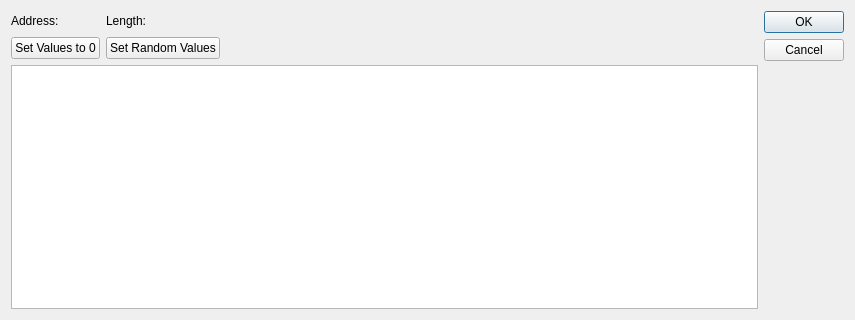
Before: the Qt Designer form omodscan/dialogs/dialogforcemultipleregisters.ui in sanny32/OpenModScan, drawn with Qt 5.
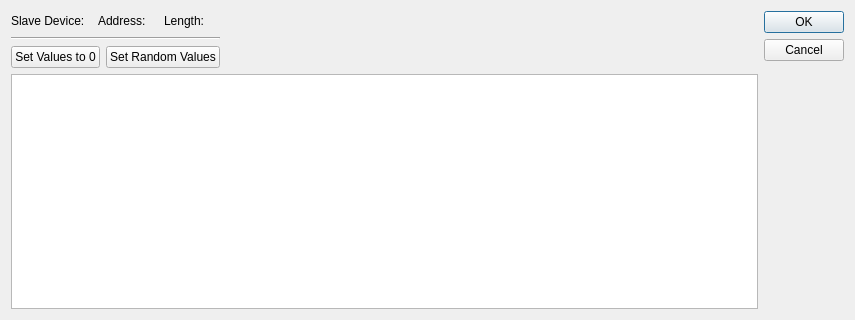
After: the same form once the commit is applied.

Patch:
```diff
--- a/omodscan/dialogs/dialogforcemultipleregisters.ui
+++ b/omodscan/dialogs/dialogforcemultipleregisters.ui
@@ -22,48 +22,35 @@
   <layout class="QHBoxLayout" name="horizontalLayout">
    <item>
     <layout class="QGridLayout" name="gridLayout">
-     <item row="1" column="1">
-      <widget class="QLabel" name="labelLength">
-       <property name="text">
-        <string>Length: </string>
+     <item row="0" column="0" colspan="3">
+      <layout class="QHBoxLayout" name="horizontalLayout_3">
+       <property name="spacing">
+        <number>10</number>
        </property>
-      </widget>
+       <item>
+        <widget class="QLabel" name="labelSlaveDevice">
+         <property name="text">
+          <string>Slave Device: </string>
+         </property>
+        </widget>
+       </item>
+       <item>
+        <widget class="QLabel" name="labelAddress">
+         <property name="text">
+          <string>Address: </string>
+         </property>
+        </widget>
+       </item>
+       <item>
+        <widget class="QLabel" name="labelLength">
+         <property name="text">
+          <string>Length: </string>
+         </property>
+        </widget>
+       </item>
+      </layout>
      </item>
-     <item row="2" column="1">
-      <widget class="QPushButton" name="pushButtonRandom">
-       <property name="text">
-        <string>Set Random Values</string>
-       </property>
-      </widget>
-     </item>
-     <item row="1" column="2">
-      <spacer name="horizontalSpacer_2">
-       <property name="orientation">
-        <enum>Qt::Horizontal</enum>
-       </property>
-       <property name="sizeHint" stdset="0">
-        <size>
-         <width>40</width>
-         <height>20</height>
-        </size>
-       </property>
-      </spacer>
-     </item>
-     <item row="2" column="0">
-      <widget class="QPushButton" name="pushButton0">
-       <property name="text">
-        <string>Set Values to 0</string>
-       </property>
-      </widget>
-     </item>
-     <item row="1" column="0">
-      <widget class="QLabel" name="labelAddress">
-       <property name="text">
-        <string>Address: </string>
-       </property>
-      </widget>
-     </item>
-     <item row="3" column="0" colspan="4">
+     <item row="3" column="0" colspan="7">
       <widget class="QTableWidget" name="tableWidget">
        <property name="focusPolicy">
         <enum>Qt::NoFocus</enum>
@@ -97,6 +84,56 @@
        </attribute>
       </widget>
      </item>
+     <item row="0" column="3">
+      <spacer name="horizontalSpacer_2">
+       <property name="orientation">
+        <enum>Qt::Horizontal</enum>
+       </property>
+       <property name="sizeHint" stdset="0">
+        <size>
+         <width>40</width>
+         <height>20</height>
+        </size>
+       </property>
+      </spacer>
+     </item>
+     <item row="2" column="0" colspan="3">
+      <layout class="QHBoxLayout" name="horizontalLayout_4">
+       <item>
+        <widget class="QPushButton" name="pushButton0">
+         <property name="sizePolicy">
+          <sizepolicy hsizetype="Preferred" vsizetype="Fixed">
+           <horstretch>0</horstretch>
+           <verstretch>0</verstretch>
+          </sizepolicy>
+         </property>
+         <property name="text">
+          <string>Set Values to 0</string>
+         </property>
+        </widget>
+       </item>
+       <item>
+        <widget class="QPushButton" name="pushButtonRandom">
+         <property name="sizePolicy">
+          <sizepolicy hsizetype="Preferred" vsizetype="Fixed">
+           <horstretch>0</horstretch>
+           <verstretch>0</verstretch>
+          </sizepolicy>
+         </property>
+         <property name="text">
+          <string>Set Random Values</string>
+         </property>
+        </widget>
+       </item>
+      </layout>
+     </item>
+     <item row="1" column="0" colspan="3">
+      <widget class="Line" name="line">
+       <property name="orientation">
+        <enum>Qt::Horizontal</enum>
+       </property>
+      </widget>
+     </item>
     </layout>
    </item>
    <item>
```
